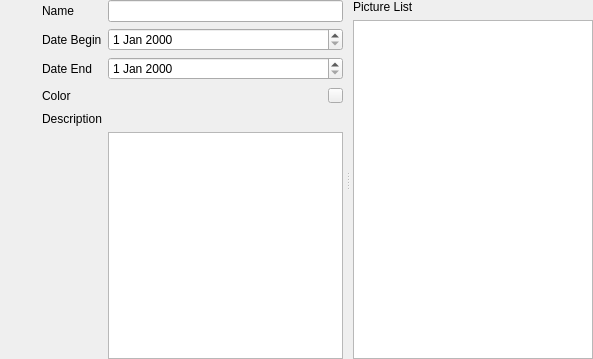
The window that LifeTimelineModule/Ui_EventEdit.ui (Holence/LifeTimeline) describes before a commit, drawn with Qt 5.
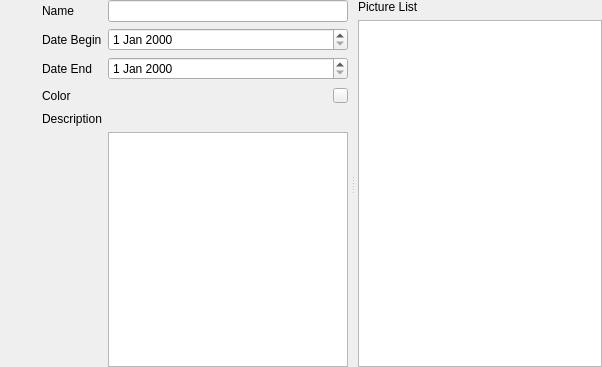
The same window after the commit. Icons and pictures are not drawn.

Patch:
```diff
--- a/LifeTimelineModule/Ui_EventEdit.ui
+++ b/LifeTimelineModule/Ui_EventEdit.ui
@@ -6,8 +6,8 @@
    <rect>
     <x>0</x>
     <y>0</y>
-    <width>593</width>
-    <height>359</height>
+    <width>602</width>
+    <height>367</height>
    </rect>
   </property>
   <property name="windowTitle">
@@ -128,6 +128,77 @@
          </property>
         </widget>
        </item>
+       <item row="5" column="0">
+        <layout class="QVBoxLayout" name="verticalLayout_3">
+         <item>
+          <spacer name="verticalSpacer">
+           <property name="orientation">
+            <enum>Qt::Vertical</enum>
+           </property>
+           <property name="sizeHint" stdset="0">
+            <size>
+             <width>20</width>
+             <height>40</height>
+            </size>
+           </property>
+          </spacer>
+         </item>
+         <item>
+          <widget class="QPushButton" name="pushButton_delete">
+           <property name="sizePolicy">
+            <sizepolicy hsizetype="Fixed" vsizetype="Fixed">
+             <horstretch>0</horstretch>
+             <verstretch>0</verstretch>
+            </sizepolicy>
+           </property>
+           <property name="minimumSize">
+            <size>
+             <width>24</width>
+             <height>24</height>
+            </size>
+           </property>
+           <property name="maximumSize">
+            <size>
+             <width>24</width>
+             <height>24</height>
+            </size>
+           </property>
+           <property name="layoutDirection">
+            <enum>Qt::LeftToRight</enum>
+           </property>
+           <property name="styleSheet">
+            <string notr="true">QPushButton {	
+	border: none;
+	background-color: transparent;
+}
+QPushButton:hover{
+	background-color: #30353F;
+	border-style: solid; 
+	border-radius: 4px;
+}
+QPushButton:pressed {	
+	background-color: #49505F;
+	border-style: solid;
+	border-radius: 4px;
+}</string>
+           </property>
+           <property name="text">
+            <string/>
+           </property>
+           <property name="icon">
+            <iconset resource="../../Program/Python/Lib/site-packages/DTPySide/DT.qrc">
+             <normaloff>:/icon/white/white_trash-2.svg</normaloff>:/icon/white/white_trash-2.svg</iconset>
+           </property>
+           <property name="iconSize">
+            <size>
+             <width>24</width>
+             <height>24</height>
+            </size>
+           </property>
+          </widget>
+         </item>
+        </layout>
+       </item>
       </layout>
      </widget>
      <widget class="QWidget" name="layoutWidget1">
```
Left out of the diff: 4 changed lines with no effect on the pictures.
